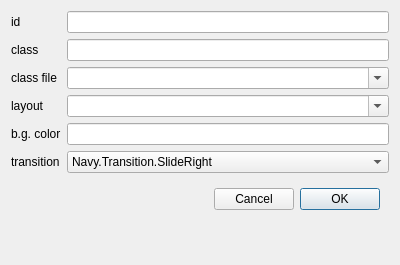
Old version of the form creator/src/window/n_page_dialog.ui in the repository h13i32maru/navyjs-legacy2.
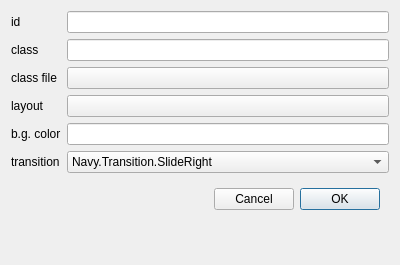
New version of the form. Custom widgets are drawn as their Qt base class.

Commit message: page.jsonをNTextListSelectorに対応.

```diff
--- a/creator/src/window/n_page_dialog.ui
+++ b/creator/src/window/n_page_dialog.ui
@@ -14,13 +14,6 @@
    <string>Dialog</string>
   </property>
   <layout class="QGridLayout" name="gridLayout">
-   <item row="3" column="1">
-    <widget class="NComboBox" name="layout">
-     <property name="editable">
-      <bool>true</bool>
-     </property>
-    </widget>
-   </item>
    <item row="1" column="1">
     <widget class="QLineEdit" name="className"/>
    </item>
@@ -67,13 +60,6 @@
      </layout>
     </widget>
    </item>
-   <item row="2" column="1">
-    <widget class="NComboBox" name="classFile">
-     <property name="editable">
-      <bool>true</bool>
-     </property>
-    </widget>
-   </item>
    <item row="3" column="0">
     <widget class="QLabel" name="layoutLabel">
      <property name="text">
@@ -170,13 +156,27 @@
      </item>
     </widget>
    </item>
+   <item row="2" column="1">
+    <widget class="NTextListSelector" name="classFile">
+     <property name="text">
+      <string/>
+     </property>
+    </widget>
+   </item>
+   <item row="3" column="1">
+    <widget class="NTextListSelector" name="layout">
+     <property name="text">
+      <string/>
+     </property>
+    </widget>
+   </item>
   </layout>
  </widget>
  <customwidgets>
   <customwidget>
-   <class>NComboBox</class>
-   <extends>QComboBox</extends>
-   <header>extend/n_combo_box.h</header>
+   <class>NTextListSelector</class>
+   <extends>QPushButton</extends>
+   <header>extend/n_text_list_selector.h</header>
   </customwidget>
  </customwidgets>
  <tabstops>
```
Left out of the diff: 2 changed lines with no effect on the pictures. The commit also changes 1 other file.
